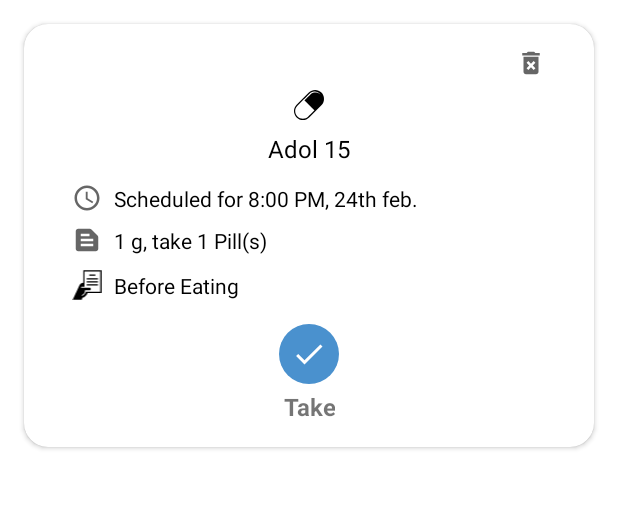
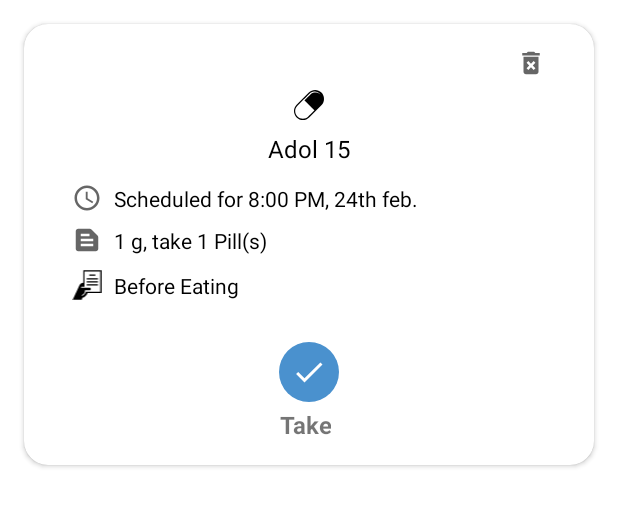
Before and after one commit to mahmoudmorsy201/Aurora, an Android app: the layout dialog_dose_details.xml on its own in the app's theme, with its tools: preview values and no code run, on a phone screen of 412 x 824 dp. Shown: the top 507 px of the screen. Run offline under Robolectric (Android 15) with nearby library versions, the phone set to English and light mode, and no system bars.

Commit message:
Edit Medicine intent and click handler, adding dialog_dose_details.xml

```diff
--- a/Aurora/app/src/main/java/com/iti/aurora/medicinedetails/view/MedicineDetailsActivity.java
+++ b/Aurora/app/src/main/java/com/iti/aurora/medicinedetails/view/MedicineDetailsActivity.java
@@ -2,13 +2,16 @@ package com.iti.aurora.medicinedetails.view;
 
 import androidx.appcompat.app.AppCompatActivity;
 
+import android.content.Intent;
 import android.os.Bundle;
+import android.view.View;
 import android.widget.Button;
 import android.widget.ImageView;
 import android.widget.TextView;
 
 import com.iti.aurora.R;
 import com.iti.aurora.database.ConcreteLocalSource;
+import com.iti.aurora.editmeds.view.EditMedsActivity;
 import com.iti.aurora.medicinedetails.presenter.MedicineDetailsPresenter;
 import com.iti.aurora.medicinedetails.presenter.MedicineDetailsPresenterInterface;
 import com.iti.aurora.model.Repository;
@@ -36,6 +39,7 @@ public class MedicineDetailsActivity extends AppCompatActivity implements Medici
     Button activeOrSuspendButton;
 
     ImageView deleteImageView;
+    ImageView editMedicineImageView;
 
     RepositoryInterface repositoryInterface;
 
@@ -61,6 +65,7 @@ public class MedicineDetailsActivity extends AppCompatActivity implements Medici
         instructionTextView = findViewById(R.id.instructionTextView);
         reasonOfTakingUserValueTextView = findViewById(R.id.reasonOfTakingUserValueTextView);
         deleteImageView = findViewById(R.id.deleteImageView);
+        editMedicineImageView = findViewById(R.id.editImageView);
 
         deleteImageView.setOnClickListener(view -> TwoButtonsDialog.TwoButtonsDialogBuilder(
                 MedicineDetailsActivity.this,
@@ -74,6 +79,13 @@ public class MedicineDetailsActivity extends AppCompatActivity implements Medici
                     MedicineDetailsActivity.this.finish();
                 }, (dialogInterface, i) -> dialogInterface.dismiss()
         ).show());
+
+        editMedicineImageView.setOnClickListener(new View.OnClickListener() {
+            @Override
+            public void onClick(View view) {
+                startActivity(new Intent(MedicineDetailsActivity.this, EditMedsActivity.class).putExtra(Constants.MEDICINE_PASSING_FLAG, medicine));
+            }
+        });
 
 
         if (medicine != null) {
--- a/Aurora/app/src/main/res/layout/dialog_dose_details.xml
+++ b/Aurora/app/src/main/res/layout/dialog_dose_details.xml
@@ -5,7 +5,6 @@
     android:layout_height="wrap_content"
     android:layout_margin="16dp"
     app:cardCornerRadius="16dp">
-
 
     <androidx.constraintlayout.widget.ConstraintLayout
         android:layout_width="match_parent"
@@ -109,6 +108,16 @@
             app:layout_constraintTop_toTopOf="@id/instructionsIconImageView" />
 
 
+
+        <LinearLayout
+            android:layout_marginTop="12dp"
+            android:layout_width="wrap_content"
+            android:layout_height="wrap_content"
+            android:orientation="vertical"
+            app:layout_constraintEnd_toEndOf="parent"
+            app:layout_constraintStart_toStartOf="parent"
+            app:layout_constraintTop_toBottomOf="@id/instructionsIconImageView">
+
             <ImageButton
                 android:id="@+id/takeDoseImageButton"
                 android:layout_width="wrap_content"
@@ -117,9 +126,6 @@
                 android:background="@drawable/button_add_medication"
                 android:padding="8dp"
                 android:src="@drawable/ic_baseline_done_24"
-            app:layout_constraintEnd_toEndOf="parent"
-            app:layout_constraintStart_toStartOf="parent"
-            app:layout_constraintTop_toBottomOf="@id/instructionsIconImageView"
                 app:tint="@color/white" />
 
             <TextView
@@ -129,10 +135,9 @@
                 android:text="@string/take"
                 android:textAlignment="center"
                 android:textSize="16sp"
-            android:textStyle="bold"
-            app:layout_constraintEnd_toEndOf="@+id/takeDoseImageButton"
-            app:layout_constraintStart_toStartOf="@+id/takeDoseImageButton"
-            app:layout_constraintTop_toBottomOf="@+id/takeDoseImageButton" />
+                android:textStyle="bold" />
+
+        </LinearLayout>
 
     </androidx.constraintlayout.widget.ConstraintLayout>
 
```
Lines whose indentation alone changed are shown as unchanged.
